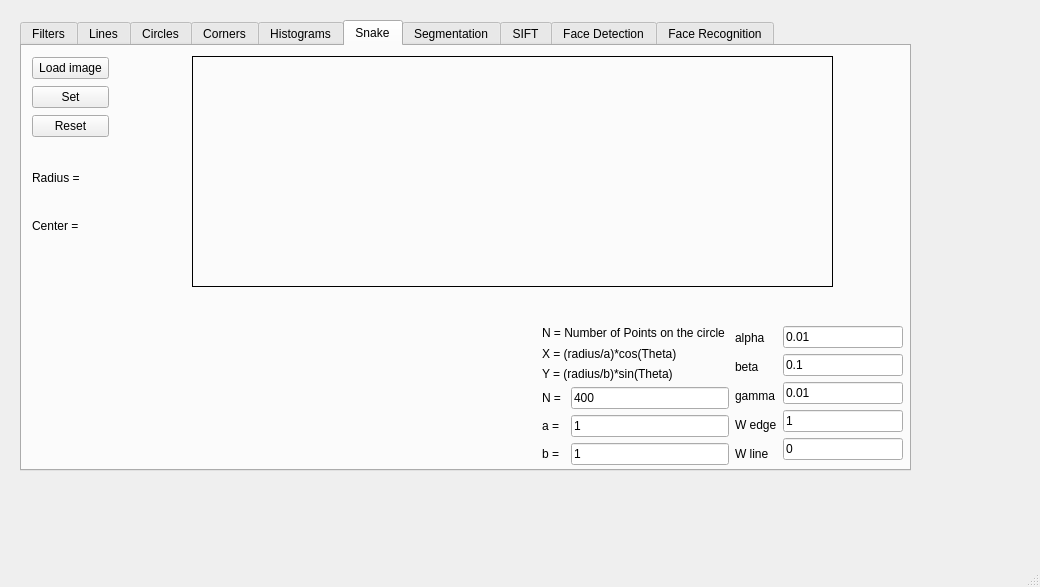
First picture: the form in mainwindow.ui, repository MoaazKhairy/Computer-Vision--Snake-algorithm-Segmentation-and-clustring---Python, before the edit.
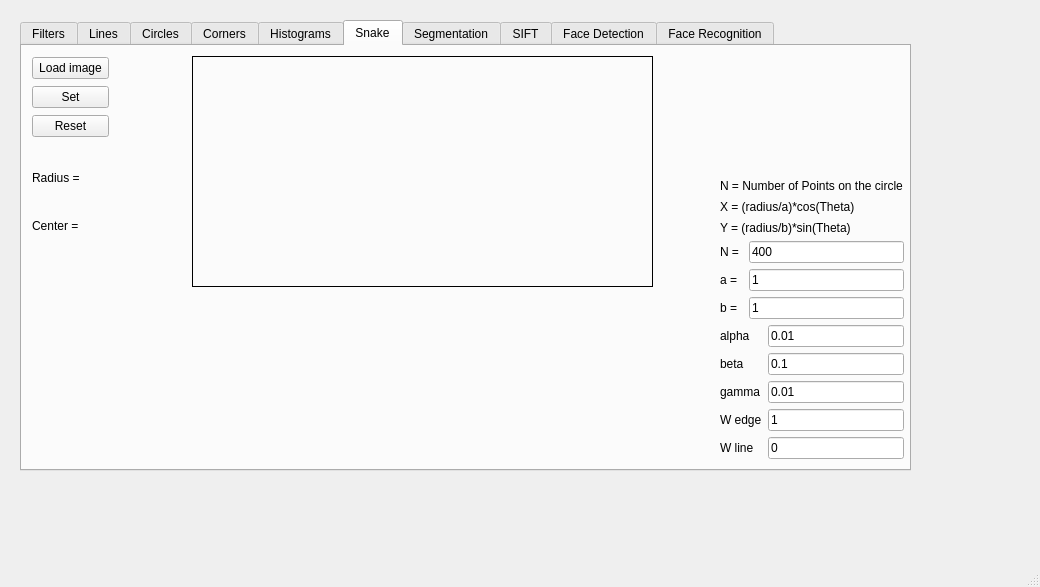
Second picture: the form after the edit. The open tabs and pages were chosen to show the change. Custom widgets are drawn as their Qt base class.

What changed in the file:
```diff
--- a/mainwindow.ui
+++ b/mainwindow.ui
@@ -1204,7 +1204,7 @@
           <rect>
            <x>170</x>
            <y>10</y>
-           <width>641</width>
+           <width>461</width>
            <height>231</height>
           </rect>
          </property>
@@ -1299,16 +1299,16 @@
           </item>
          </layout>
         </widget>
-        <widget class="QWidget" name="layoutWidget">
+        <widget class="QWidget" name="">
          <property name="geometry">
           <rect>
-           <x>520</x>
-           <y>280</y>
-           <width>361</width>
-           <height>139</height>
+           <x>698</x>
+           <y>132</y>
+           <width>184</width>
+           <height>281</height>
           </rect>
          </property>
-         <layout class="QHBoxLayout" name="horizontalLayout_4">
+         <layout class="QVBoxLayout" name="verticalLayout_15">
           <item>
            <layout class="QVBoxLayout" name="verticalLayout">
             <item>
```
Left out of the diff: 2 changed lines with no effect on the pictures.
